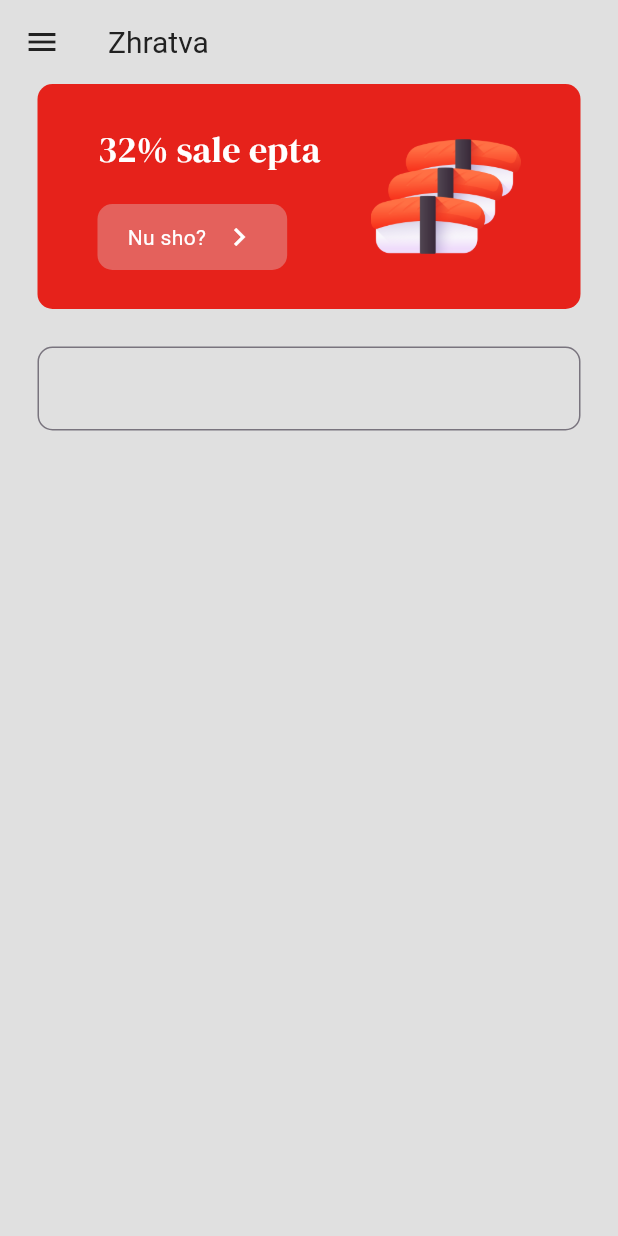
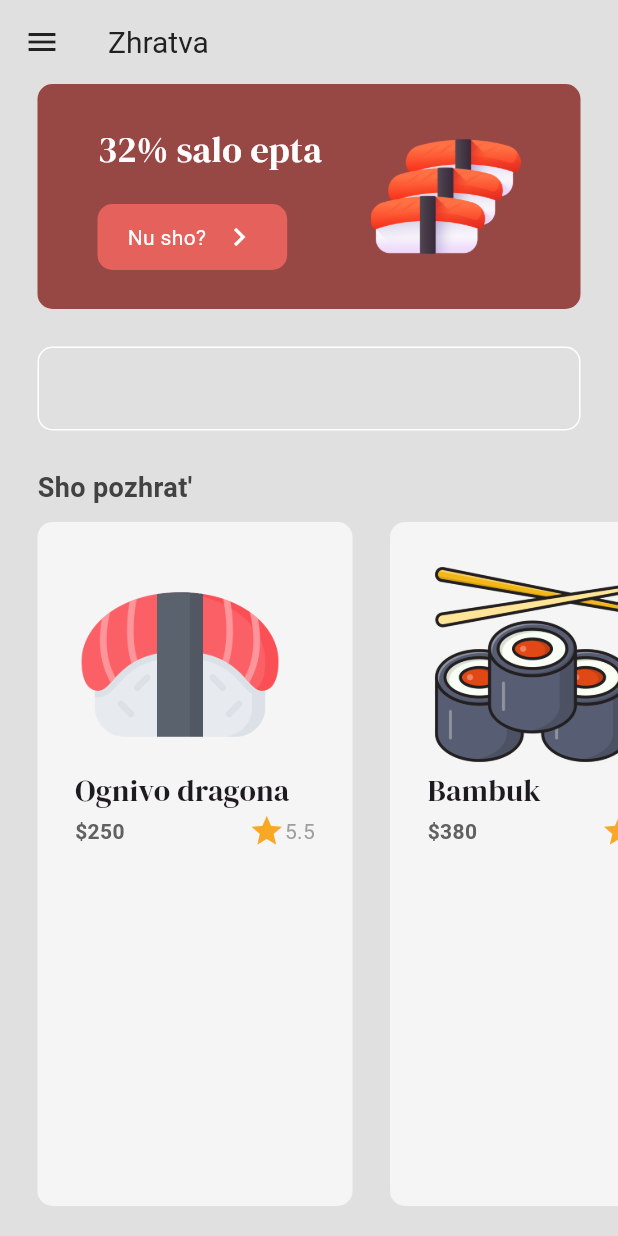
Before and after one commit to Krotav88/flatter_pizza, a Flutter app: the MenuPage screen opened by its route, on a phone screen of 412 x 824 dp. Run offline on Flutter 3.47's test engine with Material 3 defaults, Android fonts, the phone set to English and light mode, and no system bars; our stand-ins replace google_fonts.

Commit message:
Menu page list + item

```diff
--- /dev/null
+++ b/lib/components/food_item.dart
@@ -0,0 +1,66 @@
+import 'package:flutter/material.dart';
+import 'package:google_fonts/google_fonts.dart';
+import '../models/food.dart';
+
+class FoodItem extends StatelessWidget {
+  final Food food;
+  const FoodItem({
+    super.key,
+    required this.food,
+  });
+
+  @override
+  Widget build(BuildContext context) {
+    return Container(
+      decoration: BoxDecoration(
+        color: Colors.grey[100],
+        borderRadius: BorderRadius.circular(10),
+      ),
+      margin: const EdgeInsets.only(left: 25),
+      padding: const EdgeInsets.all(25),
+      child: Column(
+        crossAxisAlignment: CrossAxisAlignment.start,
+        children: [
+          //im
+          Image.asset(
+            food.imagePath,
+            height: 140,
+          ),
+          //tl
+          Text(
+            food.name,
+            style: GoogleFonts.dmSerifDisplay(fontSize: 20),
+          ),
+          //pr+rt
+          SizedBox(
+            width: 160,
+            child: Row(
+              mainAxisAlignment: MainAxisAlignment.spaceBetween,
+              children: [
+                Text(
+                  "\$" + food.price,
+                  style: TextStyle(
+                    fontWeight: FontWeight.bold,
+                    color: Colors.grey[700],
+                  ),
+                ),
+                Row(
+                  children: [
+                    Icon(
+                      Icons.star,
+                      color: Colors.yellow[800],
+                    ),
+                    Text(
+                      food.rating,
+                      style: TextStyle(color: Colors.grey),
+                    ),
+                  ],
+                ),
+              ],
+            ),
+          ),
+        ],
+      ),
+    );
+  }
+}
--- /dev/null
+++ b/lib/models/food.dart
@@ -0,0 +1,18 @@
+class Food {
+  String name;
+  String price;
+  String imagePath;
+  String rating;
+
+  Food({
+    required this.name,
+    required this.price,
+    required this.imagePath,
+    required this.rating,
+  });
+
+  String get _name => name;
+  String get _price => price;
+  String get _imagePath => imagePath;
+  String get _rating => rating;
+}
--- a/lib/pages/intro_page.dart
+++ b/lib/pages/intro_page.dart
@@ -27,7 +27,9 @@ class IntroPage extends StatelessWidget {
               ),
               Text('TUT VSE EBAT\' KAK VKUSNO',
                   style: GoogleFonts.dmSerifDisplay(
-                      fontSize: 44, color: Colors.white)),
+                    fontSize: 44,
+                    color: Colors.white,
+                  )),
               Text(
                 'Братан, жизнь — это движение. Держи удар, помогай своим и не сдавайся никогда',
                 style: TextStyle(color: Colors.grey[300], height: 2),
--- a/lib/pages/menu_page.dart
+++ b/lib/pages/menu_page.dart
@@ -1,5 +1,7 @@
 import 'package:flutter/material.dart';
 import 'package:flutter_application_pizza/components/button.dart';
+import 'package:flutter_application_pizza/components/food_item.dart';
+import 'package:flutter_application_pizza/models/food.dart';
 import 'package:flutter_application_pizza/theme/colors.dart';
 import 'package:google_fonts/google_fonts.dart';
 
@@ -11,6 +13,33 @@ class MenuPage extends StatefulWidget {
 }
 
 class _MenuPageState extends State<MenuPage> {
+  List foodMenu = [
+    Food(
+      name: 'Ognivo dragona',
+      price: '250',
+      imagePath: 'lib/images/sushi-3.png',
+      rating: '5.5',
+    ),
+    Food(
+      name: 'Bambuk',
+      price: '380',
+      imagePath: 'lib/images/sushi-4.png',
+      rating: '5.1',
+    ),
+    Food(
+      name: 'Yaiki panda',
+      price: '180',
+      imagePath: 'lib/images/sushi-1.png',
+      rating: '10/10',
+    ),
+    Food(
+      name: 'Kimono satana',
+      price: '480',
+      imagePath: 'lib/images/sushi-2.png',
+      rating: '11/10',
+    ),
+  ];
+
   @override
   Widget build(BuildContext context) {
     return Scaffold(
@@ -31,6 +60,7 @@ class _MenuPageState extends State<MenuPage> {
         ),
       ),
       body: Column(
+        crossAxisAlignment: CrossAxisAlignment.start,
         children: [
           //banner
           Container(
@@ -50,7 +80,7 @@ class _MenuPageState extends State<MenuPage> {
                   crossAxisAlignment: CrossAxisAlignment.start,
                   children: [
                     Text(
-                      '32% sale epta',
+                      '32% salo epta',
                       style: GoogleFonts.dmSerifDisplay(
                         fontSize: 24,
                         color: Colors.white,
@@ -78,16 +108,48 @@ class _MenuPageState extends State<MenuPage> {
             child: TextField(
               decoration: InputDecoration(
                 border: OutlineInputBorder(
-                  borderSide: BorderSide(color: Colors.white),
+                  borderSide: const BorderSide(color: Colors.white),
                   borderRadius: BorderRadius.circular(10),
                 ),
                 focusedBorder: OutlineInputBorder(
-                  borderSide: BorderSide(color: Colors.white),
+                  borderSide: const BorderSide(color: Colors.white),
+                  borderRadius: BorderRadius.circular(10),
+                ),
+                enabledBorder: OutlineInputBorder(
+                  borderSide: const BorderSide(color: Colors.white),
                   borderRadius: BorderRadius.circular(10),
                 ),
               ),
             ),
           ),
+
+          const SizedBox(height: 25.0),
+
+          Padding(
+            padding: const EdgeInsets.symmetric(horizontal: 25.0),
+            child: Text(
+              "Sho pozhrat'",
+              style: TextStyle(
+                fontWeight: FontWeight.bold,
+                color: Colors.grey[800],
+                fontSize: 18,
+              ),
+            ),
+          ),
+
+          const SizedBox(height: 10.0),
+
+          Expanded(
+            child: ListView.builder(
+              scrollDirection: Axis.horizontal,
+              itemCount: foodMenu.length,
+              itemBuilder: (context, index) => FoodItem(
+                food: foodMenu[index],
+              ),
+            ),
+          ),
+
+          const SizedBox(height: 20.0),
         ],
       ),
     );
--- a/lib/theme/colors.dart
+++ b/lib/theme/colors.dart
@@ -1,4 +1,4 @@
 import 'package:flutter/material.dart';
 
-var primaryColor = const Color.fromARGB(255, 230, 34, 27);
+var primaryColor = const Color.fromARGB(255, 151, 72, 69);
 var secondaryColor = const Color.fromARGB(255, 228, 97, 92);
```
